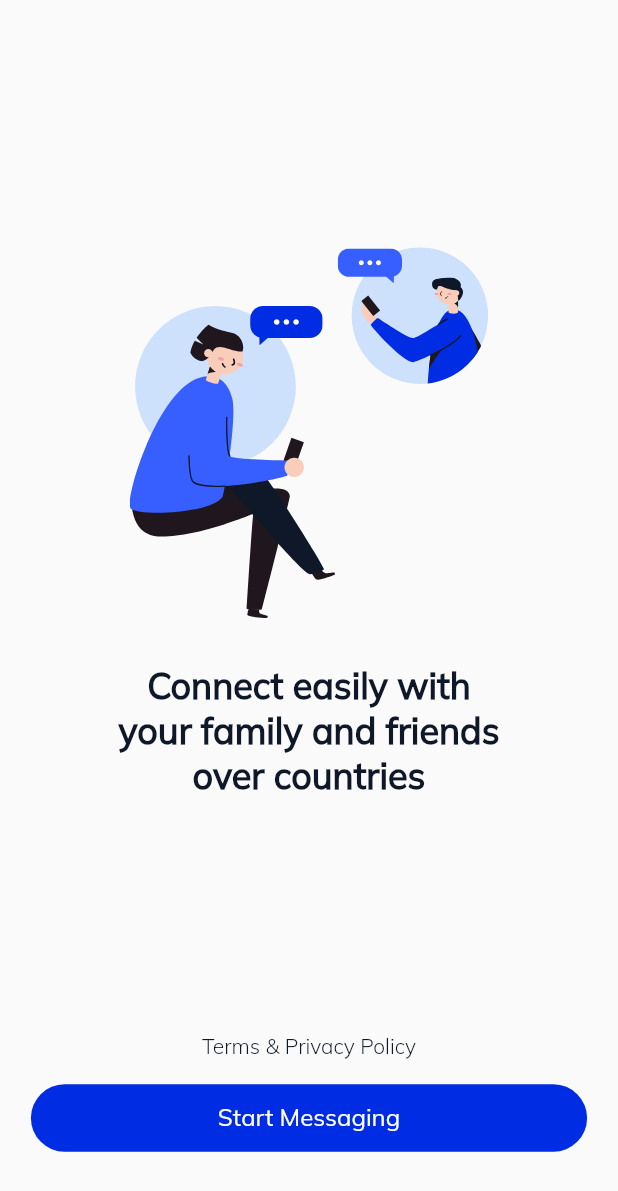
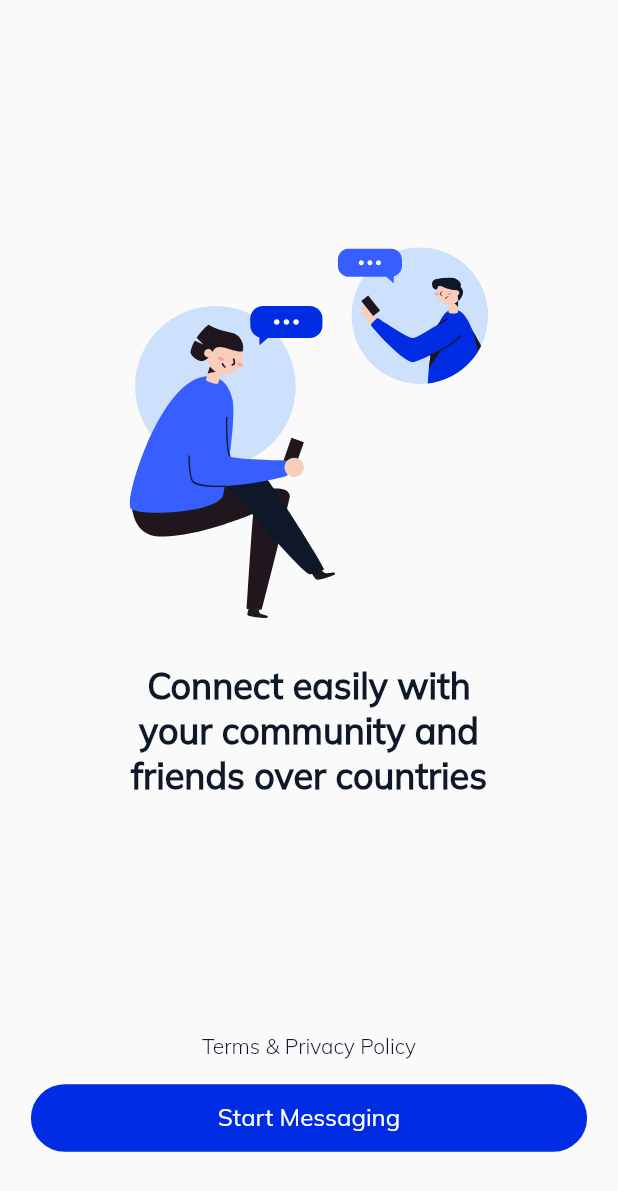
Before and after one commit to OmkarIsHere/ChatHerd, a Flutter app: the screen it shows after launch, on a phone screen of 412 x 824 dp. Shown: the top 1191 px of the screen. Run offline on Flutter 3.47's test engine with Material 2 defaults, Android fonts, the light colour scheme and no system bars; our stand-ins replace cloud_firestore, firebase_auth, firebase_core, flutter_svg, shared_preferences; missing offline and left inert: encrypt; accounts and stored records are empty.

Commit message:
edit: text edited added

```diff
--- a/lib/pages/onboarding_page.dart
+++ b/lib/pages/onboarding_page.dart
@@ -46,7 +46,7 @@ class _OnBoardingState extends State<OnBoarding> {
                     horizontal: MediaQuery.of(context).size.width * 0.18,
                     vertical: 30),
                 child: Text(
-                  'Connect easily with your family and friends over countries',
+                  'Connect easily with your community and friends over countries',
                   textAlign: TextAlign.center,
                   style: TextStyle(
                     color: Constants.blackColor,//Color(0xFF0F1828),
```
